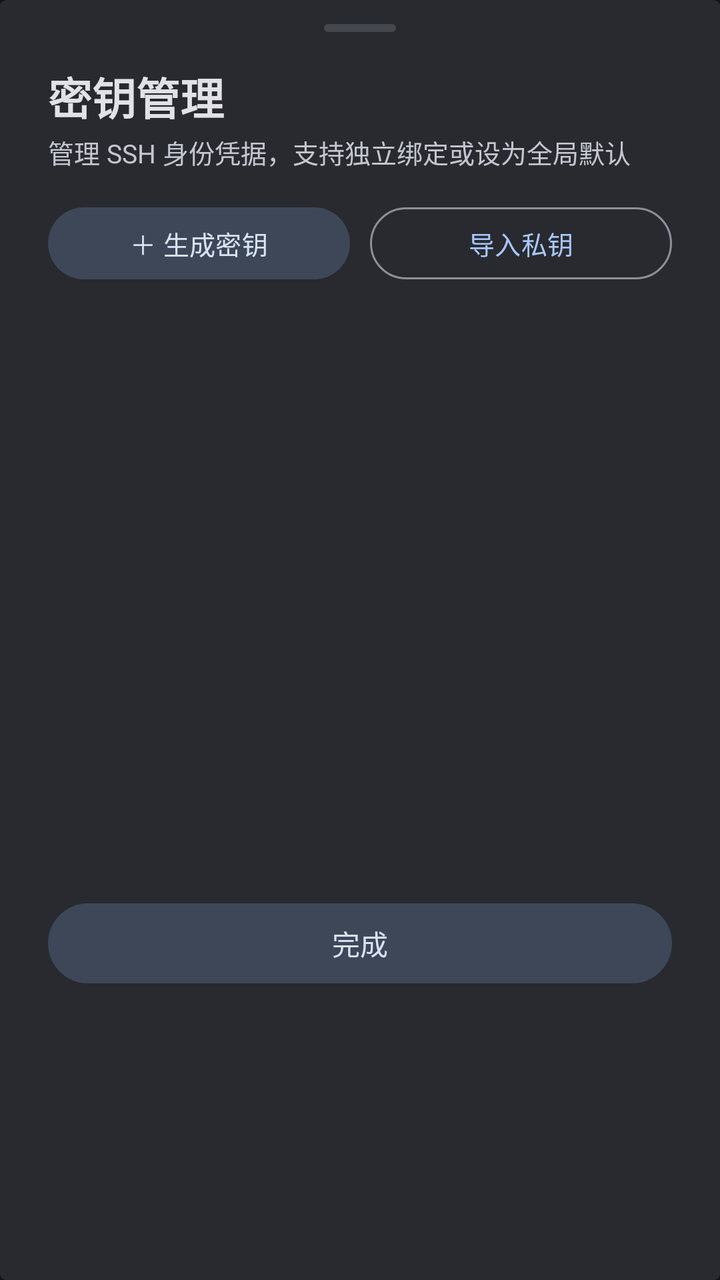
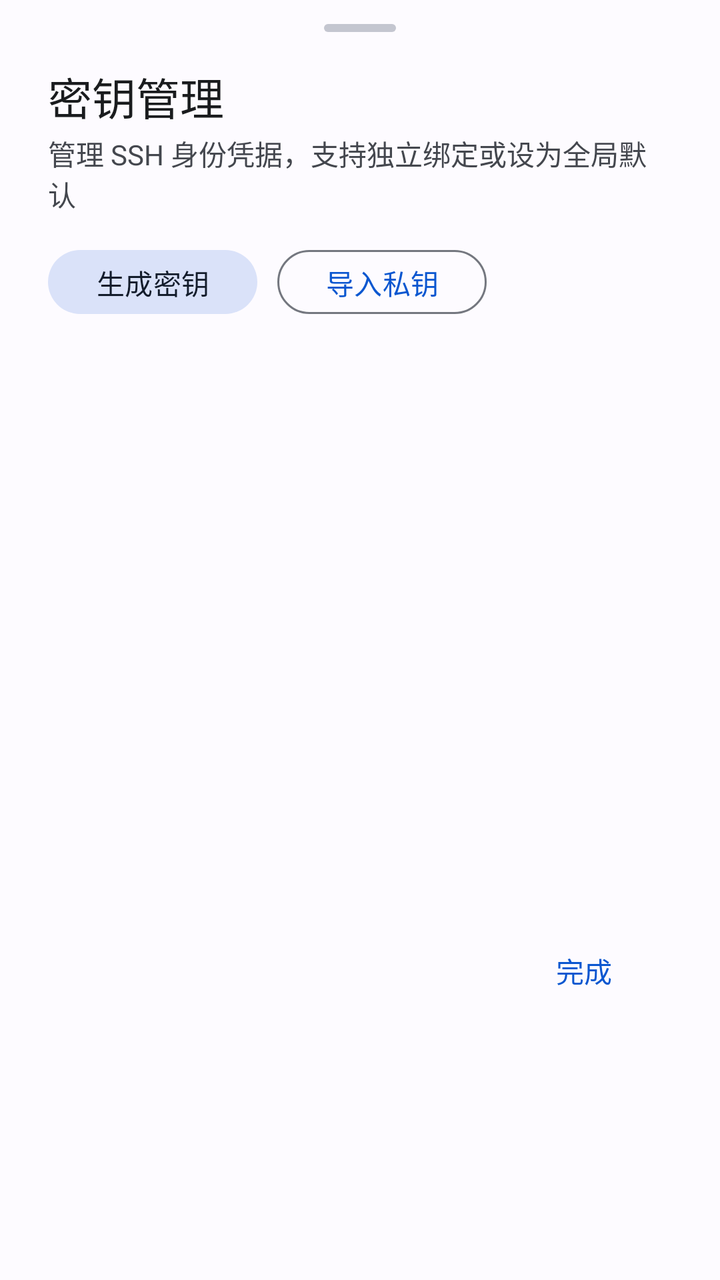

Screens rendered from an Android XML layout before and after an edit, with the pre-edit source and the edit as a unified diff.
<!-- AndroidManifest.xml: application theme AppTheme -->
<!-- res/layout/dialog_key_manager.xml -->
<?xml version="1.0" encoding="utf-8"?>
<LinearLayout
    xmlns:android="http://schemas.android.com/apk/res/android"
    xmlns:app="http://schemas.android.com/apk/res-auto"
    android:layout_width="match_parent"
    android:layout_height="wrap_content"
    android:background="@drawable/bg_drag_handle"
    android:backgroundTint="@color/md_theme_surfaceContainerHigh"
    android:orientation="vertical"
    android:paddingStart="24dp"
    android:paddingTop="12dp"
    android:paddingEnd="24dp"
    android:paddingBottom="24dp">

    
    <View
        android:layout_width="36dp"
        android:layout_height="4dp"
        android:layout_gravity="center_horizontal"
        android:layout_marginBottom="16dp"
        android:background="@drawable/bg_drag_handle" />

    <TextView
        android:layout_width="match_parent"
        android:layout_height="wrap_content"
        android:text="密钥管理"
        android:textColor="@color/md_theme_onSurface"
        android:textSize="22sp"
        android:textStyle="bold"
        android:fontFamily="sans-serif-medium" />

    <TextView
        android:layout_width="match_parent"
        android:layout_height="wrap_content"
        android:layout_marginTop="2dp"
        android:layout_marginBottom="14dp"
        android:text="管理 SSH 身份凭据，支持独立绑定或设为全局默认"
        android:textColor="@color/md_theme_onSurfaceVariant"
        android:textSize="13sp" />

    
    <LinearLayout
        android:layout_width="match_parent"
        android:layout_height="wrap_content"
        android:layout_marginBottom="12dp"
        android:orientation="horizontal">

        <com.google.android.material.button.MaterialButton
            android:id="@+id/btn_generate_key"
            style="@style/Widget.Material3.Button.TonalButton"
            android:layout_width="0dp"
            android:layout_height="44dp"
            android:layout_weight="1"
            android:text="＋ 生成密钥"
            android:textSize="13sp"
            app:cornerRadius="22dp" />

        <com.google.android.material.button.MaterialButton
            android:id="@+id/btn_import_key"
            style="@style/Widget.Material3.Button.OutlinedButton"
            android:layout_width="0dp"
            android:layout_height="44dp"
            android:layout_marginStart="10dp"
            android:layout_weight="1"
            android:text="导入私钥"
            android:textSize="13sp"
            app:cornerRadius="22dp" />
    </LinearLayout>

    
    <ListView
        android:id="@+id/list_keys"
        android:layout_width="match_parent"
        android:layout_height="280dp"
        android:divider="@null"
        android:dividerHeight="0dp"
        android:overScrollMode="ifContentScrolls"
        android:scrollbars="none" />

    
    <com.google.android.material.button.MaterialButton
        android:id="@+id/btn_close_key_mgr"
        style="@style/Widget.Material3.Button.TonalButton"
        android:layout_width="match_parent"
        android:layout_height="48dp"
        android:layout_marginTop="12dp"
        android:text="完成"
        android:textColor="@color/md_theme_onSecondaryContainer"
        app:cornerRadius="24dp" />

</LinearLayout>
<!-- resources referenced by this layout -->
<resources>
  <color name="md_theme_onSecondaryContainer">#D8E3F8</color>
  <color name="md_theme_onSurface">#E2E2E6</color>
  <color name="md_theme_onSurfaceVariant">#C4C6D0</color>
  <color name="md_theme_surfaceContainerHigh">#282A2F</color>
  <!-- drawable bg_drag_handle (drawable) -->
  <?xml version="1.0" encoding="utf-8"?>
  <shape xmlns:android="http://schemas.android.com/apk/res/android"
      android:shape="rectangle">
      <corners android:radius="3dp" />
      <solid android:color="@color/md_theme_outlineVariant" />
      <size android:width="36dp" android:height="4dp" />
  </shape>
  <style name="AppTheme" parent="Theme.Material3.DayNight.NoActionBar">
          <item name="colorPrimary">@color/md_theme_primary</item>
          <item name="colorOnPrimary">@color/md_theme_onPrimary</item>
          <item name="colorPrimaryContainer">@color/md_theme_primaryContainer</item>
          <item name="colorOnPrimaryContainer">@color/md_theme_onPrimaryContainer</item>
  
          <item name="colorSecondary">@color/md_theme_secondary</item>
          <item name="colorOnSecondary">@color/md_theme_onSecondary</item>
          <item name="colorSecondaryContainer">@color/md_theme_secondaryContainer</item>
          <item name="colorOnSecondaryContainer">@color/md_theme_onSecondaryContainer</item>
  
          <item name="colorTertiary">@color/md_theme_tertiary</item>
          <item name="colorOnTertiary">@color/md_theme_onTertiary</item>
          <item name="colorTertiaryContainer">@color/md_theme_tertiaryContainer</item>
          <item name="colorOnTertiaryContainer">@color/md_theme_onTertiaryContainer</item>
  
          <item name="colorError">@color/md_theme_error</item>
          <item name="colorOnError">@color/md_theme_onError</item>
          <item name="colorErrorContainer">@color/md_theme_errorContainer</item>
          <item name="colorOnErrorContainer">@color/md_theme_onErrorContainer</item>
  
          <item name="colorSurface">@color/md_theme_surface</item>
          <item name="colorOnSurface">@color/md_theme_onSurface</item>
          <item name="colorSurfaceVariant">@color/md_theme_surfaceVariant</item>
          <item name="colorOnSurfaceVariant">@color/md_theme_onSurfaceVariant</item>
  
          <item name="colorOutline">@color/md_theme_outline</item>
          <item name="colorOutlineVariant">@color/md_theme_outlineVariant</item>
  
          <item name="android:colorBackground">@color/md_theme_background</item>
          <item name="android:statusBarColor">@android:color/transparent</item>
          <item name="android:navigationBarColor">@android:color/transparent</item>
          <item name="android:windowLightStatusBar">false</item>
  
          <item name="bottomSheetDialogTheme">@style/PixelBottomSheetDialogTheme</item>
          <item name="materialAlertDialogTheme">@style/PixelAlertDialogTheme</item>
      </style>
  <color name="md_theme_outlineVariant">#44474E</color>
  <color name="md_theme_primary">#A8C7FA</color>
  <color name="md_theme_onPrimary">#00315B</color>
  <color name="md_theme_primaryContainer">#004A77</color>
  <color name="md_theme_onPrimaryContainer">#C2E7FF</color>
  <color name="md_theme_secondary">#BCC7DB</color>
  <color name="md_theme_onSecondary">#263141</color>
  <color name="md_theme_secondaryContainer">#3D4758</color>
  <color name="md_theme_tertiary">#6DD58C</color>
  <color name="md_theme_onTertiary">#0A3818</color>
  <color name="md_theme_tertiaryContainer">#1E522D</color>
  <color name="md_theme_onTertiaryContainer">#A8F2B5</color>
  <color name="md_theme_error">#F2B8B5</color>
  <color name="md_theme_onError">#601410</color>
  <color name="md_theme_errorContainer">#8C1D18</color>
  <color name="md_theme_onErrorContainer">#F9DEDC</color>
  <color name="md_theme_surface">#111318</color>
  <color name="md_theme_surfaceVariant">#44474E</color>
  <color name="md_theme_outline">#8E9099</color>
  <color name="md_theme_background">#111318</color>
  <style name="PixelAlertDialogTheme" parent="ThemeOverlay.Material3.MaterialAlertDialog">
          <item name="shapeAppearance">@style/ShapeAppearance.Pixel.Dialog</item>
          <item name="colorSurface">@color/md_theme_surfaceContainerHigh</item>
      </style>
  <style name="PixelBottomSheetModalStyle" parent="Widget.Material3.BottomSheet.Modal">
          <item name="backgroundTint">@color/md_theme_surfaceContainerHigh</item>
          <item name="shapeAppearance">@style/ShapeAppearance.Pixel.BottomSheet</item>
      </style>
  <!-- unchanged entries left out for length: 3 -->
</resources>

<!-- the commit's change to res/layout/dialog_key_manager.xml (unified diff, before → after) -->
@@ -4,8 +4,6 @@
     xmlns:app="http://schemas.android.com/apk/res-auto"
     android:layout_width="match_parent"
     android:layout_height="wrap_content"
-    android:background="@drawable/bg_drag_handle"
-    android:backgroundTint="@color/md_theme_surfaceContainerHigh"
     android:orientation="vertical"
     android:paddingStart="24dp"
     android:paddingTop="12dp"
@@ -24,9 +22,8 @@
         android:layout_width="match_parent"
         android:layout_height="wrap_content"
         android:text="密钥管理"
-        android:textColor="@color/md_theme_onSurface"
+        android:textColor="?attr/colorOnSurface"
         android:textSize="22sp"
-        android:textStyle="bold"
         android:fontFamily="sans-serif-medium" />
 
     <TextView
@@ -35,8 +32,8 @@
         android:layout_marginTop="2dp"
         android:layout_marginBottom="14dp"
         android:text="管理 SSH 身份凭据，支持独立绑定或设为全局默认"
-        android:textColor="@color/md_theme_onSurfaceVariant"
-        android:textSize="13sp" />
+        android:textColor="?attr/colorOnSurfaceVariant"
+        android:textSize="14sp" />
 
     
     <LinearLayout
@@ -48,23 +45,19 @@
         <com.google.android.material.button.MaterialButton
             android:id="@+id/btn_generate_key"
             style="@style/Widget.Material3.Button.TonalButton"
-            android:layout_width="0dp"
-            android:layout_height="44dp"
-            android:layout_weight="1"
-            android:text="＋ 生成密钥"
-            android:textSize="13sp"
-            app:cornerRadius="22dp" />
+            android:layout_width="wrap_content"
+            android:layout_height="40dp"
+            android:text="生成密钥"
+            android:textSize="14sp" />
 
         <com.google.android.material.button.MaterialButton
             android:id="@+id/btn_import_key"
             style="@style/Widget.Material3.Button.OutlinedButton"
-            android:layout_width="0dp"
-            android:layout_height="44dp"
+            android:layout_width="wrap_content"
+            android:layout_height="40dp"
             android:layout_marginStart="10dp"
-            android:layout_weight="1"
             android:text="导入私钥"
-            android:textSize="13sp"
-            app:cornerRadius="22dp" />
+            android:textSize="14sp" />
     </LinearLayout>
 
     
@@ -80,12 +73,11 @@
     
     <com.google.android.material.button.MaterialButton
         android:id="@+id/btn_close_key_mgr"
-        style="@style/Widget.Material3.Button.TonalButton"
-        android:layout_width="match_parent"
-        android:layout_height="48dp"
+        style="@style/Widget.Material3.Button.TextButton"
+        android:layout_gravity="end"
+        android:layout_width="wrap_content"
+        android:layout_height="40dp"
         android:layout_marginTop="12dp"
-        android:text="完成"
-        android:textColor="@color/md_theme_onSecondaryContainer"
-        app:cornerRadius="24dp" />
+        android:text="完成" />
 
 </LinearLayout>
<!-- resource entries referenced after the edit -->
@@ -1,15 +1,20 @@
 <!-- resources referenced by this layout -->
 <resources>
-  <color name="md_theme_onSecondaryContainer">#D8E3F8</color>
-  <color name="md_theme_onSurface">#E2E2E6</color>
-  <color name="md_theme_onSurfaceVariant">#C4C6D0</color>
-  <color name="md_theme_surfaceContainerHigh">#282A2F</color>
+  <color name="md_theme_onSecondaryContainer">#131C2B</color>
+  <color name="md_theme_onSurface">#1A1C1E</color>
+  <color name="md_theme_onSurfaceVariant">#44474E</color>
+  <color name="md_theme_surfaceContainerLowest">#FFFFFF</color>
+  <color name="md_theme_surfaceContainerLow">#F7F8FC</color>
+  <color name="md_theme_surfaceContainer">#F1F3F9</color>
+  <color name="md_theme_surfaceContainerHigh">#ECEEF4</color>
+  <color name="md_theme_surfaceContainerHighest">#E6E8EE</color>
+  <color name="md_theme_onBackground">#1A1C1E</color>
   <!-- drawable bg_drag_handle (drawable) -->
   <?xml version="1.0" encoding="utf-8"?>
   <shape xmlns:android="http://schemas.android.com/apk/res/android"
       android:shape="rectangle">
       <corners android:radius="3dp" />
-      <solid android:color="@color/md_theme_outlineVariant" />
+      <solid android:color="?attr/colorOutlineVariant" />
       <size android:width="36dp" android:height="4dp" />
   </shape>
   <style name="AppTheme" parent="Theme.Material3.DayNight.NoActionBar">
@@ -37,44 +42,47 @@
           <item name="colorOnSurface">@color/md_theme_onSurface</item>
           <item name="colorSurfaceVariant">@color/md_theme_surfaceVariant</item>
           <item name="colorOnSurfaceVariant">@color/md_theme_onSurfaceVariant</item>
-  
+          <item name="colorSurfaceContainerLowest">@color/md_theme_surfaceContainerLowest</item>
+          <item name="colorSurfaceContainerLow">@color/md_theme_surfaceContainerLow</item>
+          <item name="colorSurfaceContainer">@color/md_theme_surfaceContainer</item>
+          <item name="colorSurfaceContainerHigh">@color/md_theme_surfaceContainerHigh</item>
+          <item name="colorSurfaceContainerHighest">@color/md_theme_surfaceContainerHighest</item>
+          <item name="colorOnBackground">@color/md_theme_onBackground</item>
           <item name="colorOutline">@color/md_theme_outline</item>
           <item name="colorOutlineVariant">@color/md_theme_outlineVariant</item>
   
-          <item name="android:colorBackground">@color/md_theme_background</item>
+          <item name="android:windowBackground">@color/md_theme_surface</item>
           <item name="android:statusBarColor">@android:color/transparent</item>
           <item name="android:navigationBarColor">@android:color/transparent</item>
-          <item name="android:windowLightStatusBar">false</item>
   
           <item name="bottomSheetDialogTheme">@style/PixelBottomSheetDialogTheme</item>
           <item name="materialAlertDialogTheme">@style/PixelAlertDialogTheme</item>
       </style>
-  <color name="md_theme_outlineVariant">#44474E</color>
-  <color name="md_theme_primary">#A8C7FA</color>
-  <color name="md_theme_onPrimary">#00315B</color>
-  <color name="md_theme_primaryContainer">#004A77</color>
-  <color name="md_theme_onPrimaryContainer">#C2E7FF</color>
-  <color name="md_theme_secondary">#BCC7DB</color>
-  <color name="md_theme_onSecondary">#263141</color>
-  <color name="md_theme_secondaryContainer">#3D4758</color>
-  <color name="md_theme_tertiary">#6DD58C</color>
-  <color name="md_theme_onTertiary">#0A3818</color>
-  <color name="md_theme_tertiaryContainer">#1E522D</color>
-  <color name="md_theme_onTertiaryContainer">#A8F2B5</color>
-  <color name="md_theme_error">#F2B8B5</color>
-  <color name="md_theme_onError">#601410</color>
-  <color name="md_theme_errorContainer">#8C1D18</color>
-  <color name="md_theme_onErrorContainer">#F9DEDC</color>
-  <color name="md_theme_surface">#111318</color>
-  <color name="md_theme_surfaceVariant">#44474E</color>
-  <color name="md_theme_outline">#8E9099</color>
-  <color name="md_theme_background">#111318</color>
+  <color name="md_theme_outlineVariant">#C4C6D0</color>
+  <color name="md_theme_primary">#0B57D0</color>
+  <color name="md_theme_onPrimary">#FFFFFF</color>
+  <color name="md_theme_primaryContainer">#D3E3FD</color>
+  <color name="md_theme_onPrimaryContainer">#041E49</color>
+  <color name="md_theme_secondary">#565E71</color>
+  <color name="md_theme_onSecondary">#FFFFFF</color>
+  <color name="md_theme_secondaryContainer">#DAE2F9</color>
+  <color name="md_theme_tertiary">#146C2E</color>
+  <color name="md_theme_onTertiary">#FFFFFF</color>
+  <color name="md_theme_tertiaryContainer">#C4EED0</color>
+  <color name="md_theme_onTertiaryContainer">#072711</color>
+  <color name="md_theme_error">#BA1A1A</color>
+  <color name="md_theme_onError">#FFFFFF</color>
+  <color name="md_theme_errorContainer">#FFDAD6</color>
+  <color name="md_theme_onErrorContainer">#410002</color>
+  <color name="md_theme_surface">#FDFBFF</color>
+  <color name="md_theme_surfaceVariant">#E1E2EC</color>
+  <color name="md_theme_outline">#74777F</color>
   <style name="PixelAlertDialogTheme" parent="ThemeOverlay.Material3.MaterialAlertDialog">
           <item name="shapeAppearance">@style/ShapeAppearance.Pixel.Dialog</item>
-          <item name="colorSurface">@color/md_theme_surfaceContainerHigh</item>
+          <item name="colorSurface">?attr/colorSurfaceContainerHigh</item>
       </style>
   <style name="PixelBottomSheetModalStyle" parent="Widget.Material3.BottomSheet.Modal">
-          <item name="backgroundTint">@color/md_theme_surfaceContainerHigh</item>
+          <item name="backgroundTint">?attr/colorSurfaceContainerLow</item>
           <item name="shapeAppearance">@style/ShapeAppearance.Pixel.BottomSheet</item>
       </style>
   <!-- unchanged entries left out for length: 3 -->
